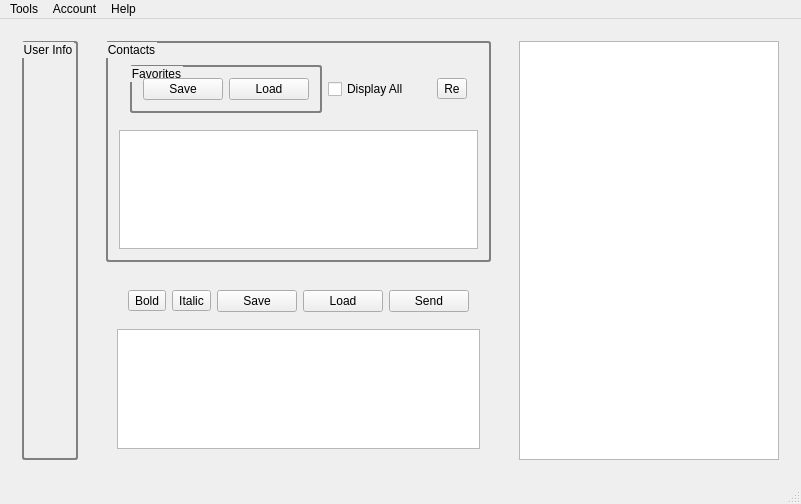
ziadkiwan/teamsext, file UI/mainwindow.ui: the form before one commit.
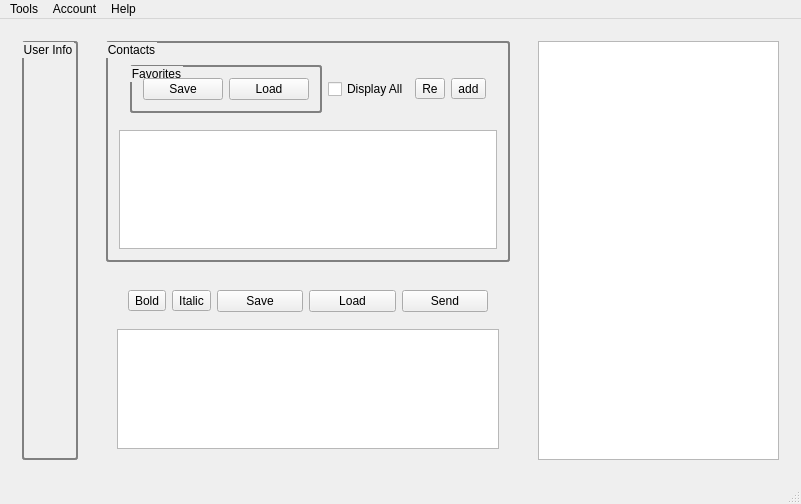
The form after the commit.

Commit message: Add to group feature introduced

Diff of the .ui file:
```diff
--- a/UI/mainwindow.ui
+++ b/UI/mainwindow.ui
@@ -147,6 +147,13 @@
                </property>
               </widget>
              </item>
+             <item>
+              <widget class="QToolButton" name="btn_add_group">
+               <property name="text">
+                <string>add</string>
+               </property>
+              </widget>
+             </item>
             </layout>
            </widget>
           </item>
```
Left out of the diff: 2 changed lines with no effect on the pictures. The commit also changes 3 other files.
